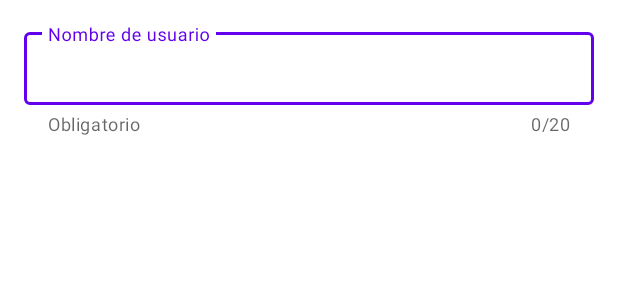
After one commit to franlop24/UsersSP, an Android app: the layout dialog_register.xml on its own in the app's theme, with its tools: preview values and no code run, on a phone screen of 412 x 824 dp. The commit adds this screen. Shown: the top 300 px of the screen. Run offline under Robolectric (Android 15) with nearby library versions, the phone set to English and light mode, and no system bars.

Commit message:
Almacenar String desde evento del Dialog

```diff
--- /dev/null
+++ b/app/src/main/res/layout/dialog_register.xml
@@ -0,0 +1,27 @@
+<?xml version="1.0" encoding="utf-8"?>
+<LinearLayout xmlns:android="http://schemas.android.com/apk/res/android"
+    xmlns:app="http://schemas.android.com/apk/res-auto"
+    android:orientation="vertical"
+    android:layout_width="match_parent"
+    android:layout_height="wrap_content"
+    android:padding="@dimen/common_padding_default">
+
+    <com.google.android.material.textfield.TextInputLayout
+        android:layout_width="match_parent"
+        android:layout_height="wrap_content"
+        android:hint="@string/hint_username"
+        app:helperText="@string/helper_username"
+        app:counterEnabled="true"
+        app:counterMaxLength="@integer/max_length_username"
+        style="@style/Widget.MaterialComponents.TextInputLayout.OutlinedBox.Dense">
+
+        <com.google.android.material.textfield.TextInputEditText
+            android:id="@+id/etUsername"
+            android:layout_width="match_parent"
+            android:layout_height="wrap_content"
+            android:maxLength="@integer/max_length_username"
+            android:inputType="textPersonName"/>
+
+    </com.google.android.material.textfield.TextInputLayout>
+
+</LinearLayout>
--- /dev/null
+++ b/app/src/main/res/values/integers.xml
@@ -0,0 +1,4 @@
+<?xml version="1.0" encoding="utf-8"?>
+<resources>
+    <integer name="max_length_username">20</integer>
+</resources>
--- a/app/src/main/res/values/strings.xml
+++ b/app/src/main/res/values/strings.xml
@@ -4,4 +4,7 @@
     <string name="sp_fisrt_time">first_time</string>
     <string name="dislog_title">Registro de Usuario</string>
     <string name="dialog_confirm">Registrar</string>
+    <string name="helper_username">Obligatorio</string>
+    <string name="hint_username">Nombre de usuario</string>
+    <string name="sp_username">username</string>
 </resources>
```
Also changed, not shown: app/src/main/java/com/franlops/userssp/MainActivity.kt (+11 -2 lines).
